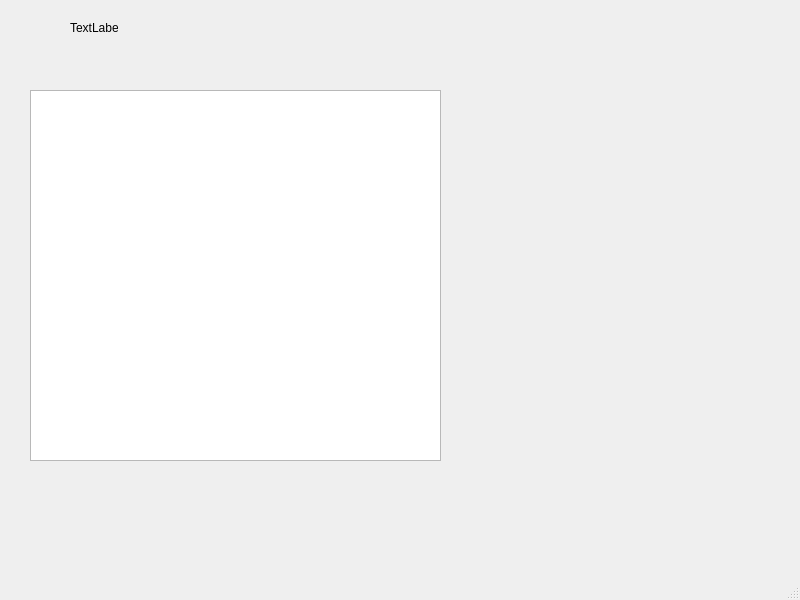
First picture: the form in mainwindow.ui, repository Wonseoop/algorithm, before the edit.
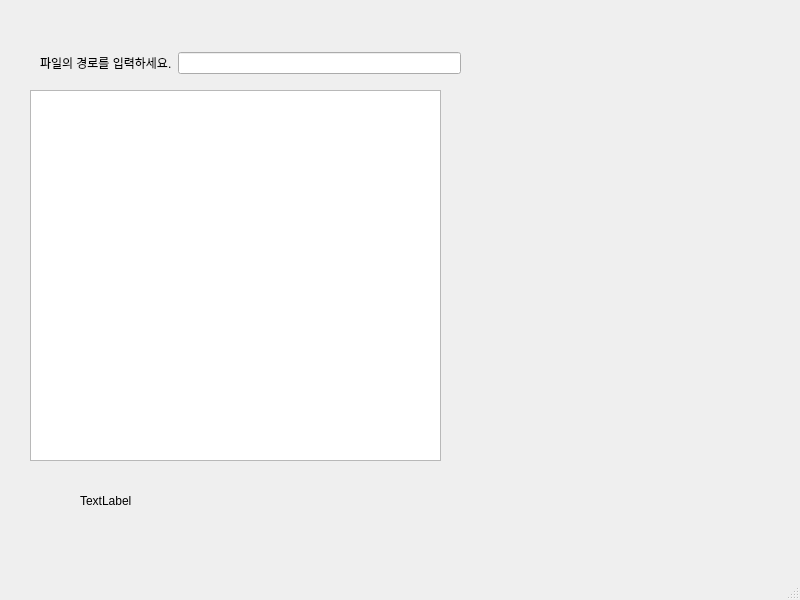
Second picture: the form after the edit.

Commit message: Line Text추가

```diff
--- a/mainwindow.ui
+++ b/mainwindow.ui
@@ -32,16 +32,38 @@
    <widget class="QLabel" name="label">
     <property name="geometry">
      <rect>
-      <x>70</x>
-      <y>20</y>
-      <width>48</width>
-      <height>16</height>
+      <x>80</x>
+      <y>480</y>
+      <width>281</width>
+      <height>41</height>
      </rect>
     </property>
     <property name="text">
      <string>TextLabel</string>
     </property>
    </widget>
+   <widget class="QWidget" name="">
+    <property name="geometry">
+     <rect>
+      <x>40</x>
+      <y>50</y>
+      <width>421</width>
+      <height>26</height>
+     </rect>
+    </property>
+    <layout class="QHBoxLayout" name="horizontalLayout">
+     <item>
+      <widget class="QLabel" name="label_2">
+       <property name="text">
+        <string>파일의 경로를 입력하세요.</string>
+       </property>
+      </widget>
+     </item>
+     <item>
+      <widget class="QLineEdit" name="lineEdit"/>
+     </item>
+    </layout>
+   </widget>
   </widget>
   <widget class="QMenuBar" name="menubar">
    <property name="geometry">
```
